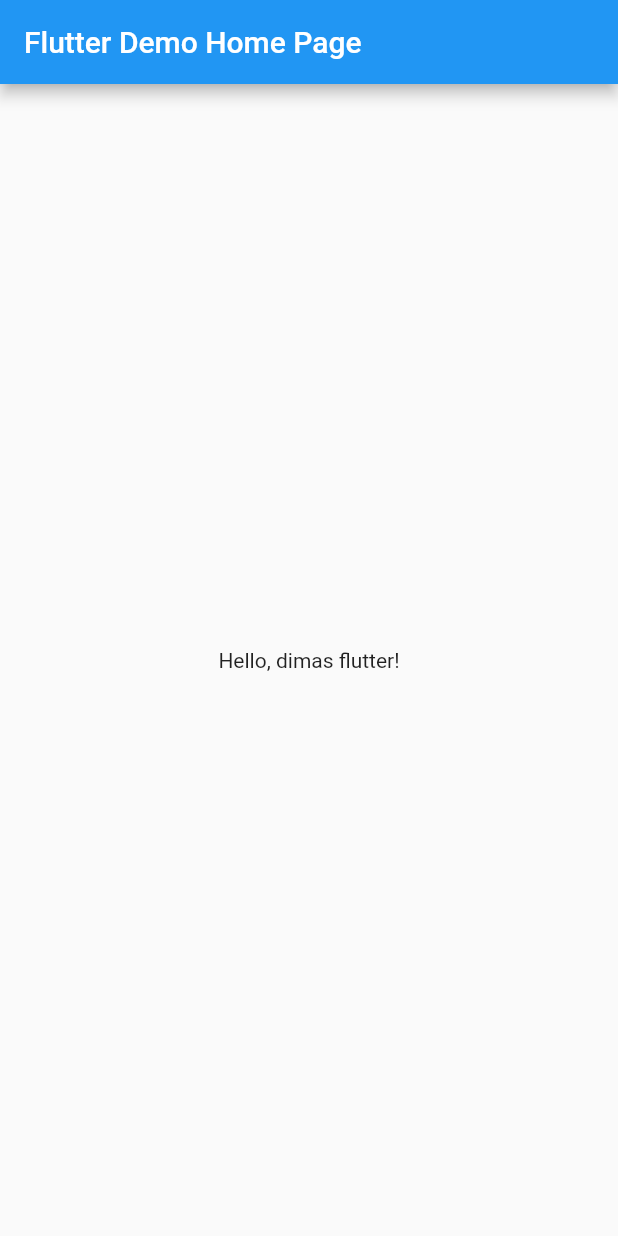
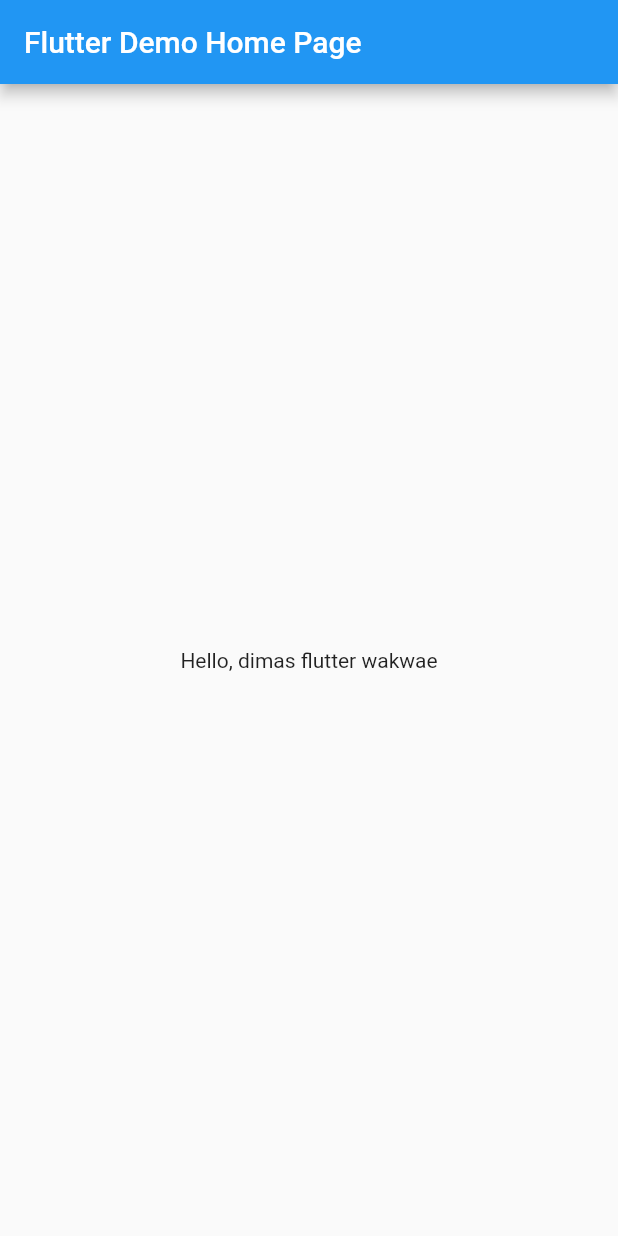
Before and after one commit to dimasrizqi/belajar_flutter, a Flutter app: the screen it shows after launch, on a phone screen of 412 x 824 dp. Run offline on Flutter 3.47's test engine with Material 2 defaults, Android fonts, the phone set to English and light mode, and no system bars.

```diff
--- a/lib/main.dart
+++ b/lib/main.dart
@@ -1,4 +1,6 @@
 import 'package:flutter/material.dart';
+import 'package:http/http.dart' as http;
+import 'dart:convert';
 
 void main() => runApp(MyApp());
 
@@ -33,7 +35,7 @@ class MyHomePage extends StatelessWidget {
       ),
       body: Center(
         child: Text(
-          'Hello, dimas flutter!',
+          'Hello, dimas flutter wakwae',
         ),
       ),
     );
```
Also changed, not shown: 1 other file.
